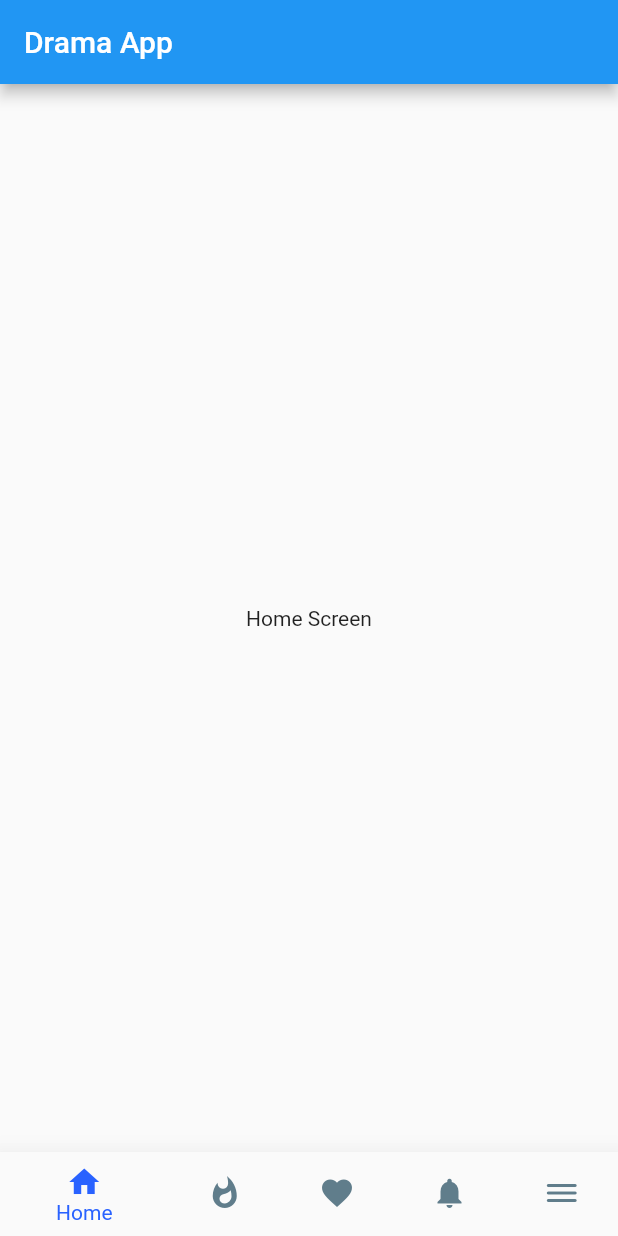
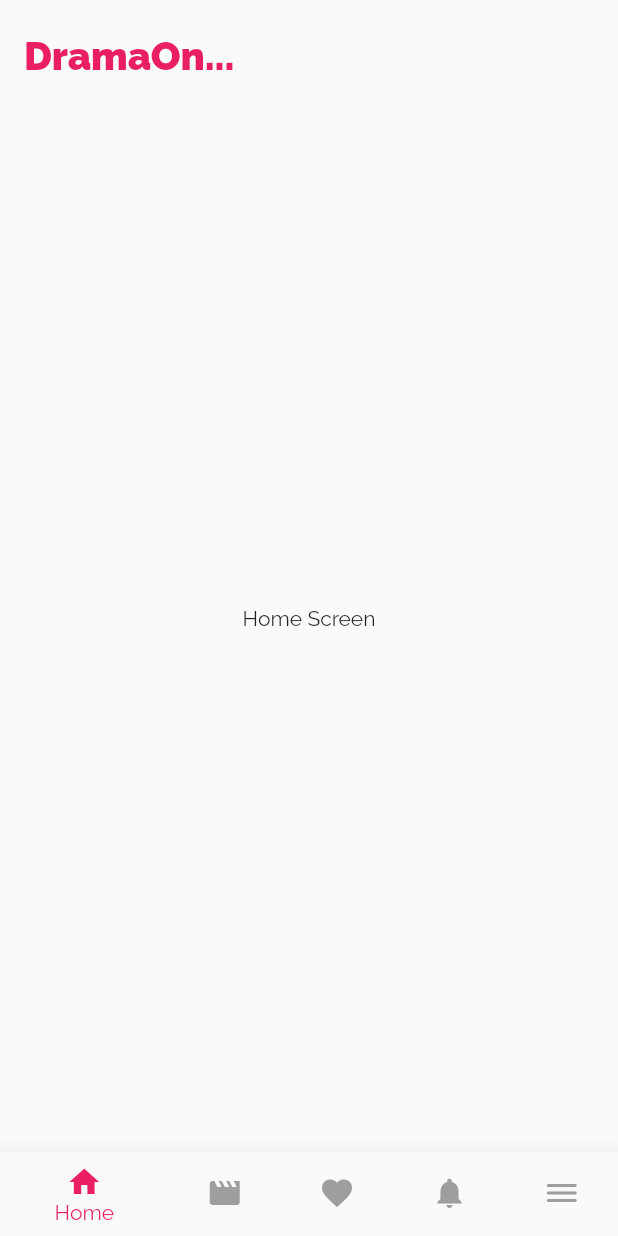
Before and after one commit to Nipun-Dew/Drama-Review-App, a Flutter app: the screen it shows after launch, on a phone screen of 412 x 824 dp. Run offline on Flutter 3.47's test engine with Material 2 defaults, Android fonts, the phone set to English and light mode, and no system bars.

Commit message:
fonts,colors,appbar

```diff
--- a/lib/main.dart
+++ b/lib/main.dart
@@ -11,9 +11,18 @@ class MyApp extends StatelessWidget {
   @override
   Widget build(BuildContext context) {
     return MaterialApp(
+      debugShowCheckedModeBanner: false,
       title: 'Flutter Demo',
       theme: ThemeData(
-        primarySwatch: Colors.blue,
+        primarySwatch: Colors.pink,
+        accentColor: Colors.blue,
+        fontFamily: 'Raleway',
+        textTheme: TextTheme(
+          headline6: TextStyle(
+              fontFamily: 'RobotoCondensed',
+              fontSize: 20,
+              fontWeight: FontWeight.bold),
+        ),
       ),
       home: TabScreen(),
     );
--- a/lib/screens/tabs_screen.dart
+++ b/lib/screens/tabs_screen.dart
@@ -4,7 +4,6 @@ import './drawer_screen.dart';
 import './fav_screen.dart';
 import './home_screen.dart';
 import './notifications_screen.dart';
-import './tabs_screen.dart';
 import './trending_screen.dart';
 
 class TabScreen extends StatefulWidget {
@@ -32,23 +31,38 @@ class _TabScreenState extends State<TabScreen> {
   Widget build(BuildContext context) {
     return Scaffold(
       appBar: AppBar(
-        title: Text("Drama App"),
+        elevation: 0,
+        backgroundColor: Colors.transparent,
+        title: Container(
+          margin: EdgeInsets.only(top: 20),
+          child: Text(
+            "DramaOn...",
+            style: TextStyle(
+              color: Theme.of(context).primaryColor,
+              fontWeight: FontWeight.w900,
+              fontSize: 26,
+            ),
+          ),
+        ),
       ),
       body: _currentTab[_selectIndex],
       bottomNavigationBar: BottomNavigationBar(
         items: [
           BottomNavigationBarItem(icon: Icon(Icons.home), label: "Home"),
-          BottomNavigationBarItem(icon: Icon(Icons.whatshot), label: "Trending"),
-          BottomNavigationBarItem(icon: Icon(Icons.favorite), label: "Favourite"),
-          BottomNavigationBarItem(icon: Icon(Icons.notifications), label: "Notifications"),
-          BottomNavigationBarItem(icon: Icon(Icons.dehaze_rounded), label: "Drawer")
+          BottomNavigationBarItem(
+              icon: Icon(Icons.movie), label: "Trending"),
+          BottomNavigationBarItem(
+              icon: Icon(Icons.favorite), label: "Favourite"),
+          BottomNavigationBarItem(
+              icon: Icon(Icons.notifications), label: "Notifications"),
+          BottomNavigationBarItem(
+              icon: Icon(Icons.dehaze_rounded), label: "Drawer")
         ],
         currentIndex: _selectIndex,
         onTap: _onItemTapped,
-        backgroundColor: Colors.pink,
         elevation: 15,
-        unselectedItemColor: Colors.blueGrey,
-        selectedItemColor: Colors.blueAccent[700],
+        unselectedItemColor: Colors.grey,
+        selectedItemColor: Theme.of(context).primaryColor,
       ),
     );
   }
```
Also changed, not shown: pubspec.yaml (+17 -11 lines), assets/fonts/Raleway-Black.ttf (added), assets/fonts/Raleway-Bold.ttf (added), assets/fonts/Raleway-Regular.ttf (added), assets/fonts/RobotoCondensed-Bold.ttf (added), assets/fonts/RobotoCondensed-Italic.ttf (added), assets/fonts/RobotoCondensed-Light.ttf (added), assets/fonts/RobotoCondensed-Regular.ttf (added).
